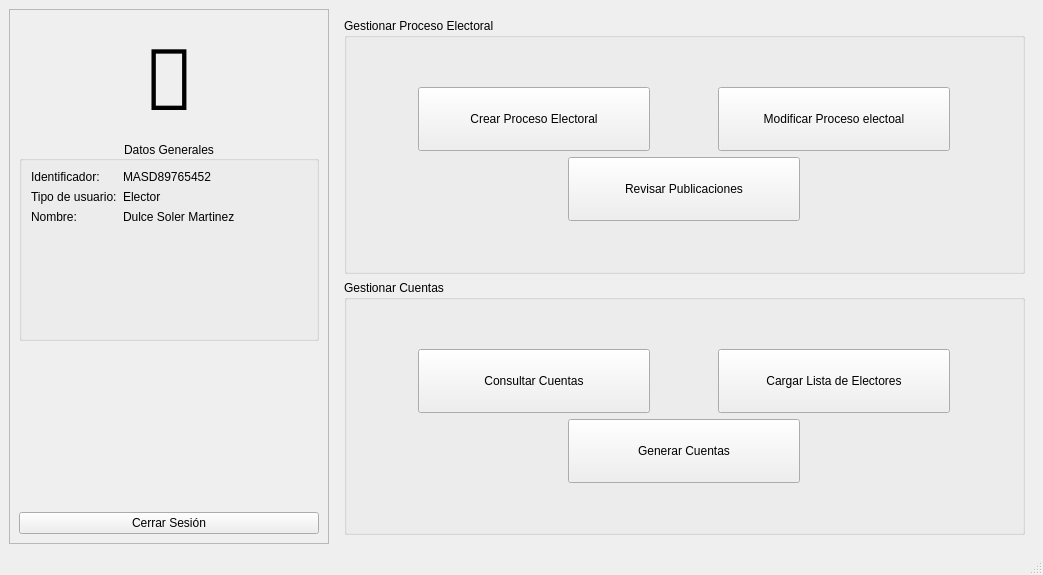
Qt form forms/inicioadmin.ui (sarahiva/IS2Proyecto1) before a commit.
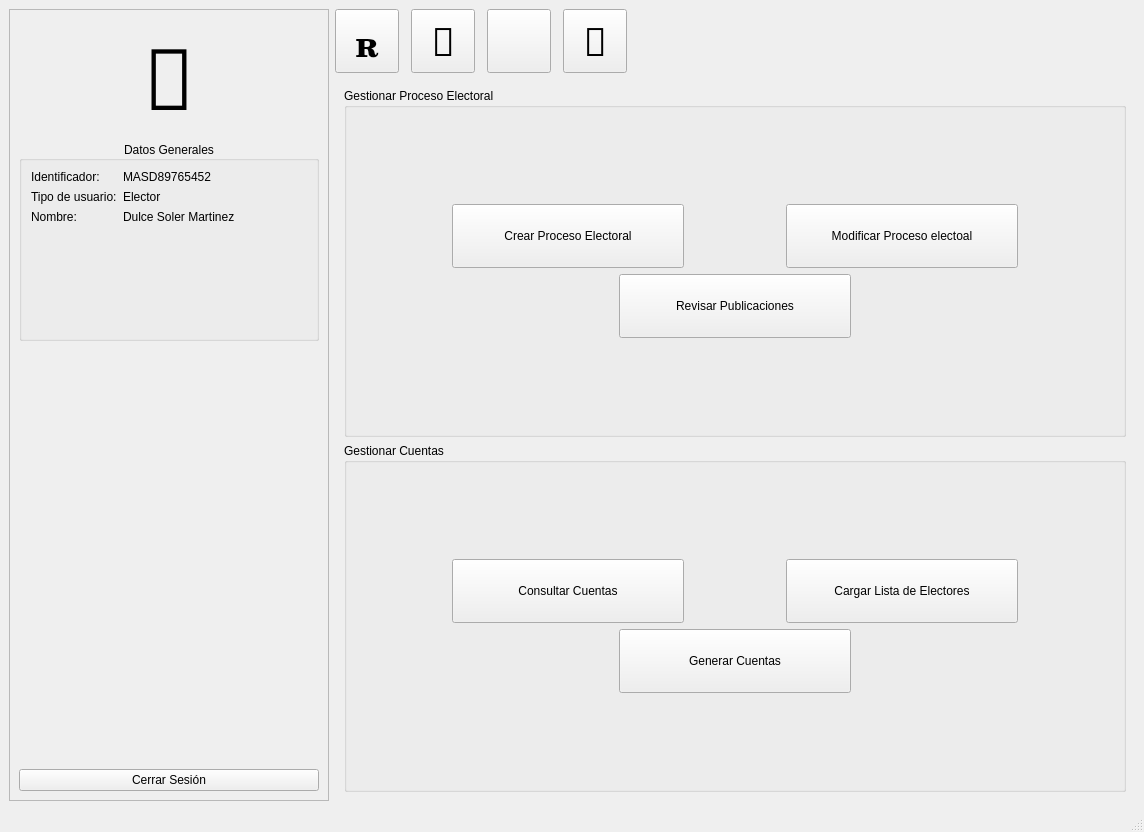
The same form after that commit. Custom widgets are drawn as their Qt base class.

Patch:
```diff
--- a/forms/inicioadmin.ui
+++ b/forms/inicioadmin.ui
@@ -6,15 +6,15 @@
    <rect>
     <x>0</x>
     <y>0</y>
-    <width>1043</width>
-    <height>575</height>
+    <width>1144</width>
+    <height>832</height>
    </rect>
   </property>
   <property name="windowTitle">
    <string>QVote - Resultados</string>
   </property>
   <widget class="QWidget" name="centralwidget">
-   <layout class="QHBoxLayout" name="horizontalLayout">
+   <layout class="QHBoxLayout" name="horizontalLayout_4">
     <item>
      <widget class="QFrame" name="frame">
       <property name="minimumSize">
@@ -151,18 +151,171 @@
      </widget>
     </item>
     <item>
+     <layout class="QVBoxLayout" name="verticalLayout_8">
+      <item>
+       <layout class="QVBoxLayout" name="verticalLayout_5">
+        <item>
+         <layout class="QHBoxLayout" name="horizontalLayout">
+          <property name="spacing">
+           <number>12</number>
+          </property>
+          <item>
+           <widget class="QPushButton" name="votarBtn">
+            <property name="sizePolicy">
+             <sizepolicy hsizetype="Fixed" vsizetype="Fixed">
+              <horstretch>0</horstretch>
+              <verstretch>0</verstretch>
+             </sizepolicy>
+            </property>
+            <property name="minimumSize">
+             <size>
+              <width>64</width>
+              <height>64</height>
+             </size>
+            </property>
+            <property name="maximumSize">
+             <size>
+              <width>64</width>
+              <height>64</height>
+             </size>
+            </property>
+            <property name="font">
+             <font>
+              <family>Font Awesome 5 Free</family>
+              <pointsize>29</pointsize>
+              <weight>75</weight>
+              <bold>true</bold>
+             </font>
+            </property>
+            <property name="toolTip">
+             <string>Votar</string>
+            </property>
+            <property name="text">
+             <string></string>
+            </property>
+           </widget>
+          </item>
+          <item>
+           <widget class="QPushButton" name="resultadosBtn">
+            <property name="sizePolicy">
+             <sizepolicy hsizetype="Fixed" vsizetype="Fixed">
+              <horstretch>0</horstretch>
+              <verstretch>0</verstretch>
+             </sizepolicy>
+            </property>
+            <property name="minimumSize">
+             <size>
+              <width>64</width>
+              <height>64</height>
+             </size>
+            </property>
+            <property name="maximumSize">
+             <size>
+              <width>64</width>
+              <height>64</height>
+             </size>
+            </property>
+            <property name="font">
+             <font>
+              <family>Font Awesome 5 Free</family>
+              <pointsize>29</pointsize>
+              <weight>75</weight>
+              <bold>true</bold>
+             </font>
+            </property>
+            <property name="text">
+             <string></string>
+            </property>
+           </widget>
+          </item>
+          <item>
+           <widget class="QPushButton" name="candidatosBtn">
+            <property name="sizePolicy">
+             <sizepolicy hsizetype="Fixed" vsizetype="Fixed">
+              <horstretch>0</horstretch>
+              <verstretch>0</verstretch>
+             </sizepolicy>
+            </property>
+            <property name="minimumSize">
+             <size>
+              <width>64</width>
+              <height>64</height>
+             </size>
+            </property>
+            <property name="maximumSize">
+             <size>
+              <width>64</width>
+              <height>64</height>
+             </size>
+            </property>
+            <property name="text">
+             <string/>
+            </property>
+           </widget>
+          </item>
+          <item>
+           <widget class="QPushButton" name="adminBtn">
+            <property name="sizePolicy">
+             <sizepolicy hsizetype="Fixed" vsizetype="Fixed">
+              <horstretch>0</horstretch>
+              <verstretch>0</verstretch>
+             </sizepolicy>
+            </property>
+            <property name="minimumSize">
+             <size>
+              <width>64</width>
+              <height>64</height>
+             </size>
+            </property>
+            <property name="maximumSize">
+             <size>
+              <width>64</width>
+              <height>64</height>
+             </size>
+            </property>
+            <property name="font">
+             <font>
+              <family>Font Awesome 5 Free</family>
+              <pointsize>29</pointsize>
+              <weight>75</weight>
+              <bold>true</bold>
+             </font>
+            </property>
+            <property name="text">
+             <string></string>
+            </property>
+           </widget>
+          </item>
+          <item>
+           <spacer name="horizontalSpacer_2">
+            <property name="orientation">
+             <enum>Qt::Horizontal</enum>
+            </property>
+            <property name="sizeHint" stdset="0">
+             <size>
+              <width>40</width>
+              <height>20</height>
+             </size>
+            </property>
+           </spacer>
+          </item>
+         </layout>
+        </item>
+       </layout>
+      </item>
+      <item>
      <widget class="QStackedWidget" name="stackedWidget">
       <property name="currentIndex">
        <number>0</number>
       </property>
-      <widget class="QWidget" name="page">
-       <layout class="QGridLayout" name="gridLayout_2">
-        <item row="0" column="0">
+        <widget class="QWidget" name="admin">
+         <layout class="QVBoxLayout" name="verticalLayout_7">
+          <item>
          <widget class="QGroupBox" name="groupBox_3">
           <property name="title">
            <string>Gestionar Proceso Electoral</string>
           </property>
-          <layout class="QVBoxLayout" name="verticalLayout_5">
+            <layout class="QVBoxLayout" name="verticalLayout_6">
            <item>
             <layout class="QVBoxLayout" name="verticalLayout_3">
              <item>
@@ -231,7 +384,7 @@
           </layout>
          </widget>
         </item>
-        <item row="1" column="0">
+          <item>
          <widget class="QGroupBox" name="groupBox_2">
           <property name="title">
            <string>Gestionar Cuentas</string>
@@ -313,6 +466,8 @@
      </widget>
     </item>
    </layout>
+    </item>
+   </layout>
   </widget>
   <widget class="QMenuBar" name="menubar">
    <property name="geometry">
```
Left out of the diff: 12 changed lines with no effect on the pictures. Lines whose indentation alone changed are shown as unchanged.
